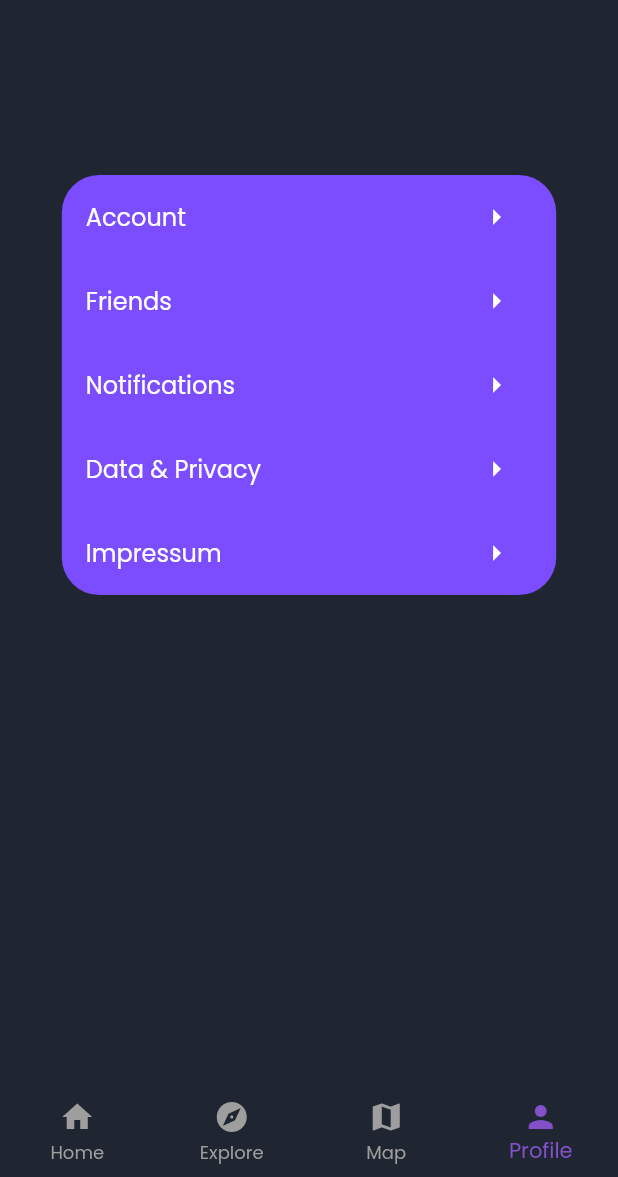
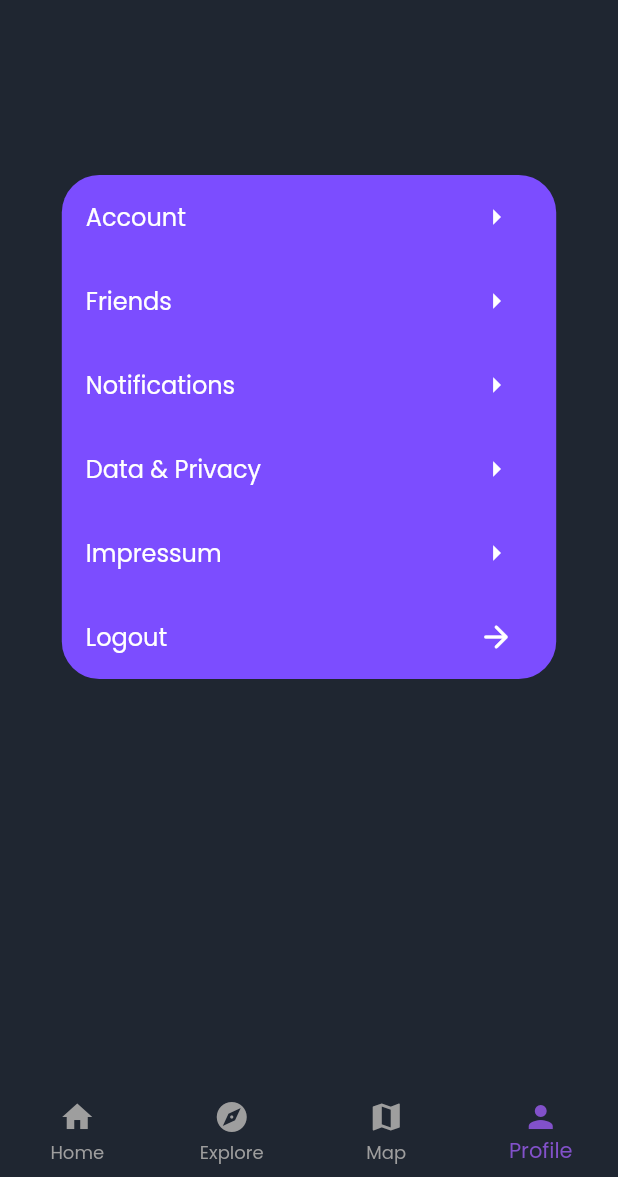
Before and after one commit to Just-another-Muensterhack/revent, a Flutter app: the screen it shows once a user with an empty profile is signed in, item 4 of the bottom bar chosen, on a phone screen of 412 x 824 dp, the part 59-1236 px from its top. Run offline on Flutter 3.47's test engine with Material 2 defaults, Android fonts, the phone set to English and light mode, and no system bars; our stand-ins replace cloud_firestore, firebase_auth, firebase_core, flutter_signin_button, google_sign_in, qr_flutter; accounts and stored records are empty; Roboto replaces fonts that are missing (Poppings).

Commit message:
add signout button

```diff
--- a/lib/pages/profile_page.dart
+++ b/lib/pages/profile_page.dart
@@ -3,6 +3,7 @@ import 'package:flutter/material.dart';
 import 'package:flutter/services.dart';
 import 'package:flutter/widgets.dart';
 import 'package:qr_flutter/qr_flutter.dart';
+import 'package:revent/pages/auth/login/login_page.dart';
 import 'package:revent/services/auth_service.dart';
 import 'package:revent/widgets/custom_button.dart';
 
@@ -131,7 +132,16 @@ class _ProfilePageState extends State<ProfilePage> {
                 trailing: IconButton(
                   icon: const Icon(Icons.arrow_right),
                   color: Colors.white,
-                  onPressed: () => {}))
+                  onPressed: () => {})),
+              ListTile(
+                title: const Text("Logout",
+                  style: TextStyle(color: Colors.white)),
+                trailing: IconButton(
+                  icon: const Icon(Icons.arrow_forward_rounded),
+                  color: Colors.white,
+                  onPressed: () => AuthService.signOut().then((value) => Navigator.of(context).pushReplacement(MaterialPageRoute(builder: (context) => LoginPage()))),
+                )
+              )
               ]))
         ])));
   }
```
